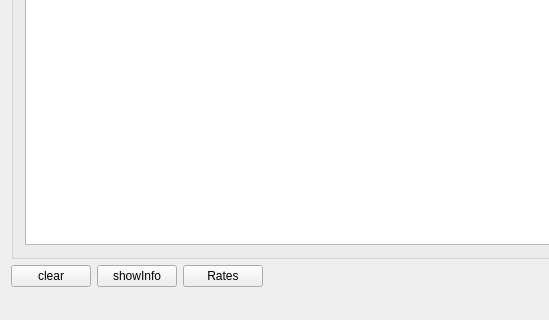
First picture: the form in src/mainwight/mainwindow.ui, repository zhang-xian-yi/IOCMqttClientCloundPro, before the edit; both pictures show x 0 to 549 and y 448 to 768 of the 1024 by 768 pixel window.
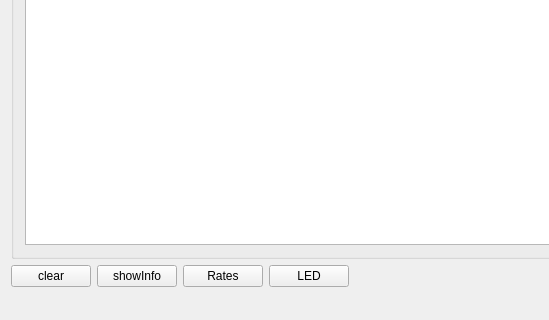
Second picture: the form after the edit.

Patch:
```diff
--- a/src/mainwight/mainwindow.ui
+++ b/src/mainwight/mainwindow.ui
@@ -170,6 +170,13 @@
         </property>
        </widget>
       </item>
+      <item>
+       <widget class="QPushButton" name="btn_led">
+        <property name="text">
+         <string>LED</string>
+        </property>
+       </widget>
+      </item>
       <item>
        <spacer name="horizontalSpacer">
         <property name="orientation">
```
